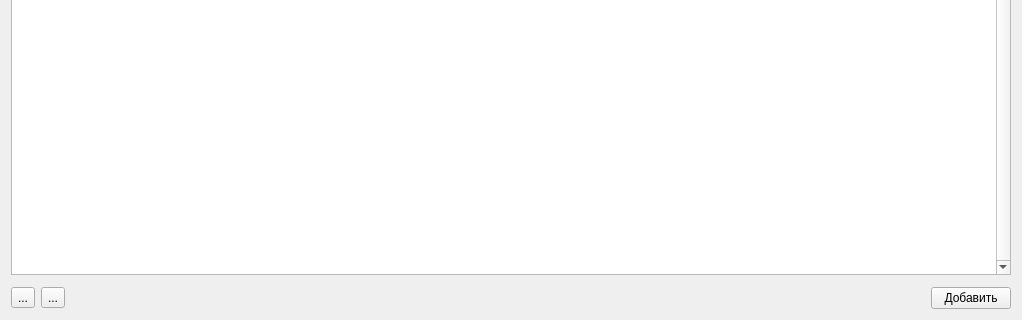
Old version of the form src/educationwork/pageeducationwork.ui in the repository rainovskyqt/teacher_plan; both pictures show x 0 to 1022 and y 358 to 678 of the 1022 by 678 pixel window.
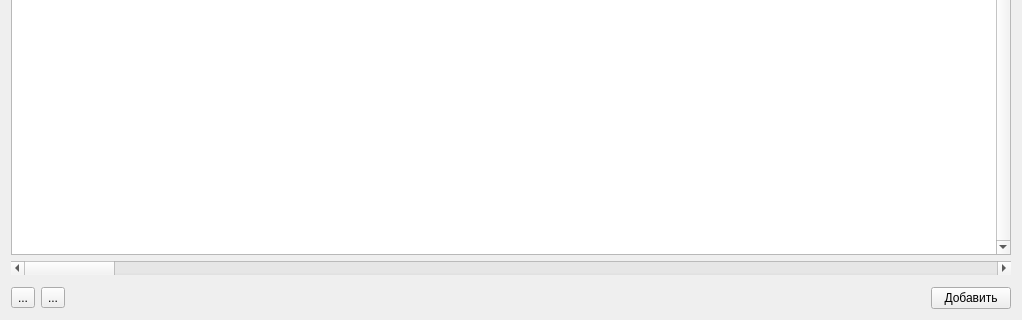
New version of the form. Icons and pictures are not drawn.

```diff
--- a/src/educationwork/pageeducationwork.ui
+++ b/src/educationwork/pageeducationwork.ui
@@ -13,7 +13,7 @@
   <property name="windowTitle">
    <string>Form</string>
   </property>
-  <layout class="QVBoxLayout" name="verticalLayout" stretch="0,1,0,0">
+  <layout class="QVBoxLayout" name="verticalLayout" stretch="0,1,0,0,0">
    <item>
     <widget class="QWidget" name="w_header" native="true">
      <layout class="QVBoxLayout" name="verticalLayout_3">
@@ -58,6 +58,13 @@
      </property>
     </widget>
    </item>
+   <item>
+    <widget class="QScrollBar" name="hsb_scroller">
+     <property name="orientation">
+      <enum>Qt::Horizontal</enum>
+     </property>
+    </widget>
+   </item>
    <item>
     <widget class="QWidget" name="w_footer" native="true">
      <layout class="QVBoxLayout" name="verticalLayout_4">
```
